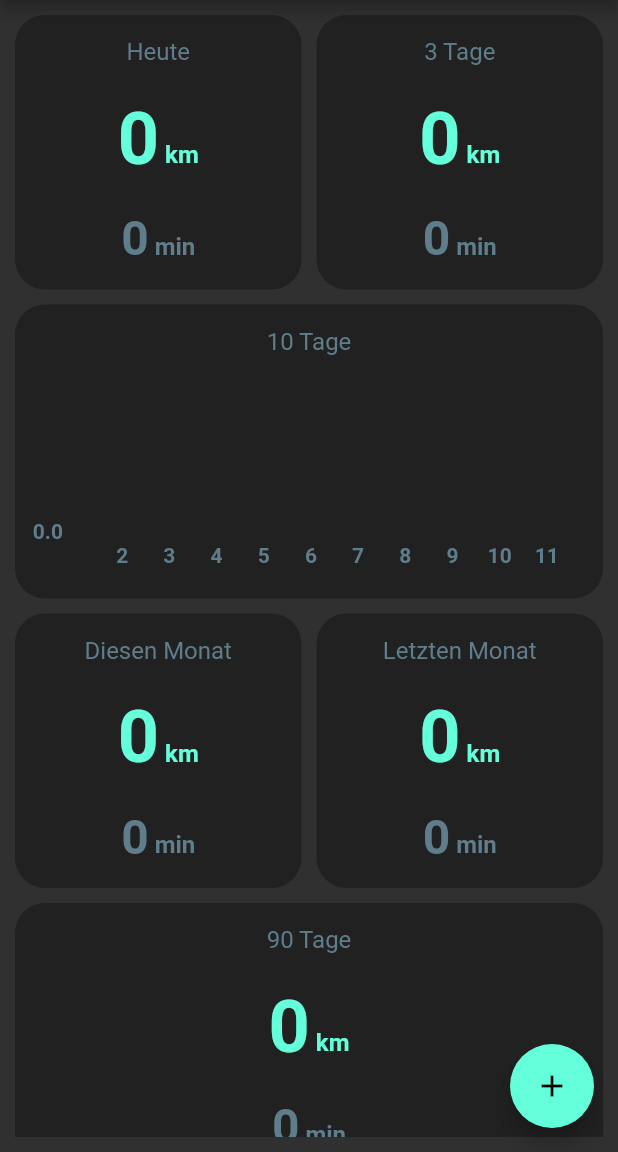
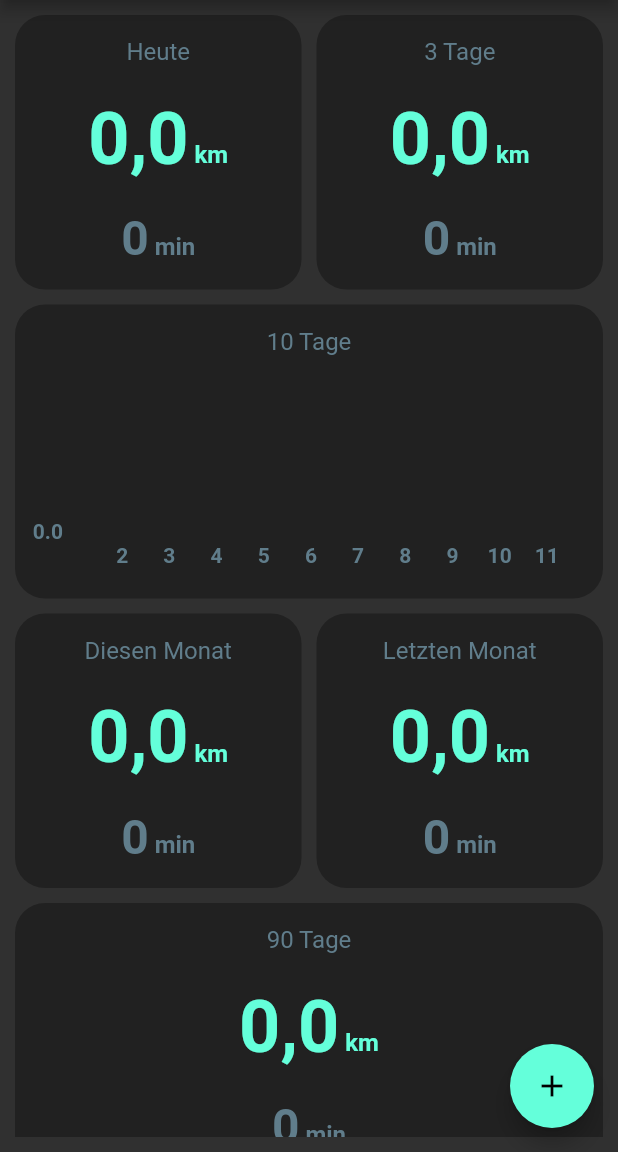
Before and after one commit to joheiss/woas, a Flutter app: the DashBoardPage screen opened by its route, on a phone screen of 412 x 824 dp, the part 84-1236 px from its top. Run offline on Flutter 3.47's test engine with Material 2 defaults, Android fonts, the phone set to English and light mode, and no system bars; our stand-ins replace cloud_firestore, datetime_picker_formfield, firebase_auth, firebase_core, get_it, modal_progress_hud and 1 more; accounts and stored records are empty.

Commit message:
number format

```diff
--- a/lib/app/pages/dashboard_page.dart
+++ b/lib/app/pages/dashboard_page.dart
@@ -1,12 +1,12 @@
 import 'package:cloud_firestore/cloud_firestore.dart';
 import 'package:flutter/material.dart';
-import 'package:woas/app/widgets/menu_drawer.dart';
+import '../widgets/menu_drawer.dart';
+import '../widgets/chart_tile.dart';
+import '../widgets/overview_tile.dart';
+import '../models/activity.dart';
+import '../../service_locator.dart';
 import '../services/firebase_service.dart';
-import '../widgets/chart_tile.dart';
-import '../../service_locator.dart';
-import '../models/activity.dart';
 import '../services/reporting_service.dart';
-import '../widgets/overview_tile.dart';
 import 'new_page.dart';
 
 class DashBoardPage extends StatelessWidget {
@@ -30,7 +30,7 @@ class DashBoardPage extends StatelessWidget {
             builder: (BuildContext context, AsyncSnapshot<QuerySnapshot> snapshot) {
               if (!snapshot.hasData) return Center(child: Text('Keine Daten gefunden'));
               final allActivities = snapshot.data.docs.map((d) => Activity.fromFS(d.id, d.data())).toList();
-              allActivities.forEach((a) => print('(TRACE) activity: ${a.id}, ${a.uid}, ${a.time.toString()}, ${a.distance}'));
+              // allActivities.forEach((a) => print('(TRACE) activity: ${a.id}, ${a.uid}, ${a.time.toString()}, ${a.distance}'));
               final config = _reportingService.buildIntervals(allActivities);
               return ListView(
                 scrollDirection: Axis.vertical,
--- a/lib/app/pages/details_page.dart
+++ b/lib/app/pages/details_page.dart
@@ -1,17 +1,15 @@
 import 'package:flutter/material.dart';
 import 'package:intl/intl.dart';
-import 'package:woas/app/models/activity.dart';
-import 'package:woas/app/models/reporting_interval.dart';
+import '../models/activity.dart';
+import '../models/reporting_interval.dart';
 
 import 'new_page.dart';
 
 class DetailsPage extends StatelessWidget {
   DetailsPage({this.interval});
-
   final ReportingInterval interval;
 
   final nf = NumberFormat('##0.0#', 'de_DE');
-
   static final String route = 'details';
 
   @override
--- a/lib/app/widgets/chart_tile.dart
+++ b/lib/app/widgets/chart_tile.dart
@@ -94,7 +94,7 @@ class ChartTile extends StatelessWidget {
   double _getDistanceForDate(DateTime date) {
     final activity = interval.activities.firstWhere((a) => a.time.day == date.day, orElse: () => null);
     if (activity == null) return 0.0;
-    print('(TRACE) Activity found: ${activity.id}, ${activity.time.toIso8601String()}, ${activity.distance}');
+    // print('(TRACE) Activity found: ${activity.id}, ${activity.time.toIso8601String()}, ${activity.distance}');
     return activity.distance;
   }
 }
--- a/lib/app/widgets/overview_tile.dart
+++ b/lib/app/widgets/overview_tile.dart
@@ -1,4 +1,5 @@
 import 'package:flutter/material.dart';
+import 'package:intl/intl.dart';
 import 'package:woas/app/models/activity.dart';
 import 'package:woas/app/pages/new_page.dart';
 import '../models/reporting_interval.dart';
@@ -6,8 +7,9 @@ import '../pages/details_page.dart';
 
 class OverviewTile extends StatelessWidget {
   final ReportingInterval interval;
+  OverviewTile({this.interval});
 
-  OverviewTile({this.interval});
+  final nf = NumberFormat('##0.0#', 'de_DE');
 
   @override
   Widget build(BuildContext context) {
@@ -51,7 +53,7 @@ class OverviewTile extends StatelessWidget {
                   textBaseline: TextBaseline.alphabetic,
                   children: [
                     Text(
-                      '${interval.distance > 0 ? interval.distance.toStringAsFixed(2) : 0.toString()}',
+                      '${interval.distance >= 0 ? nf.format(interval.distance) : nf.format(0.0)}',
                       style: TextStyle(
                         fontSize: 48.0,
                         fontWeight: FontWeight.bold,
```
